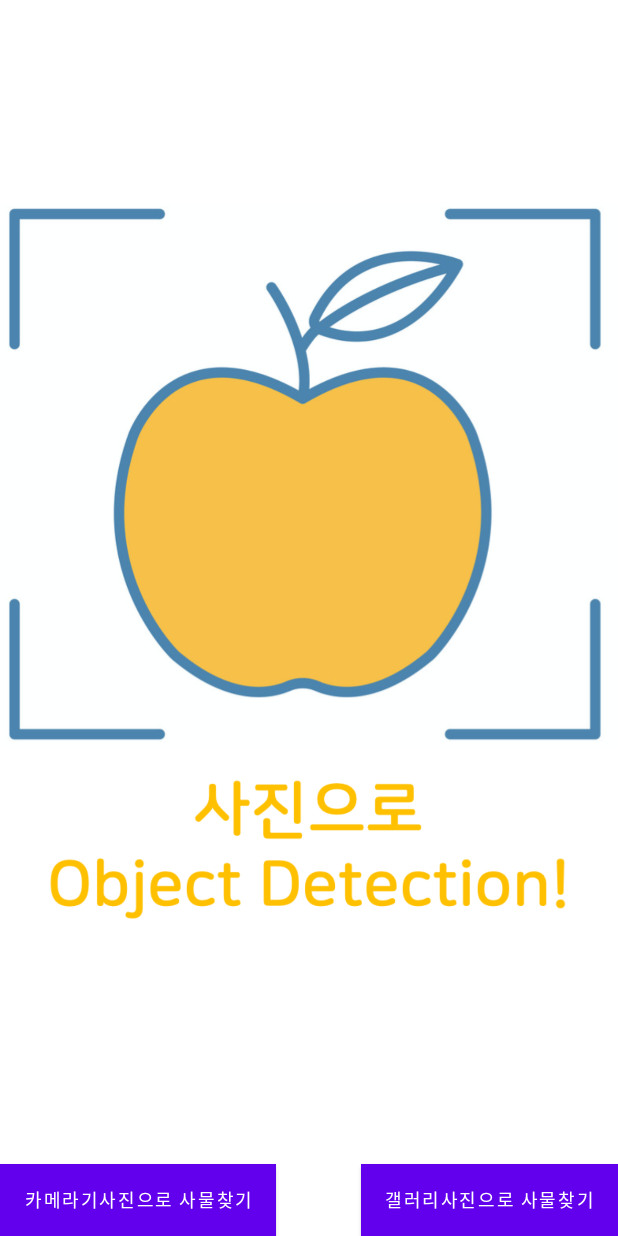
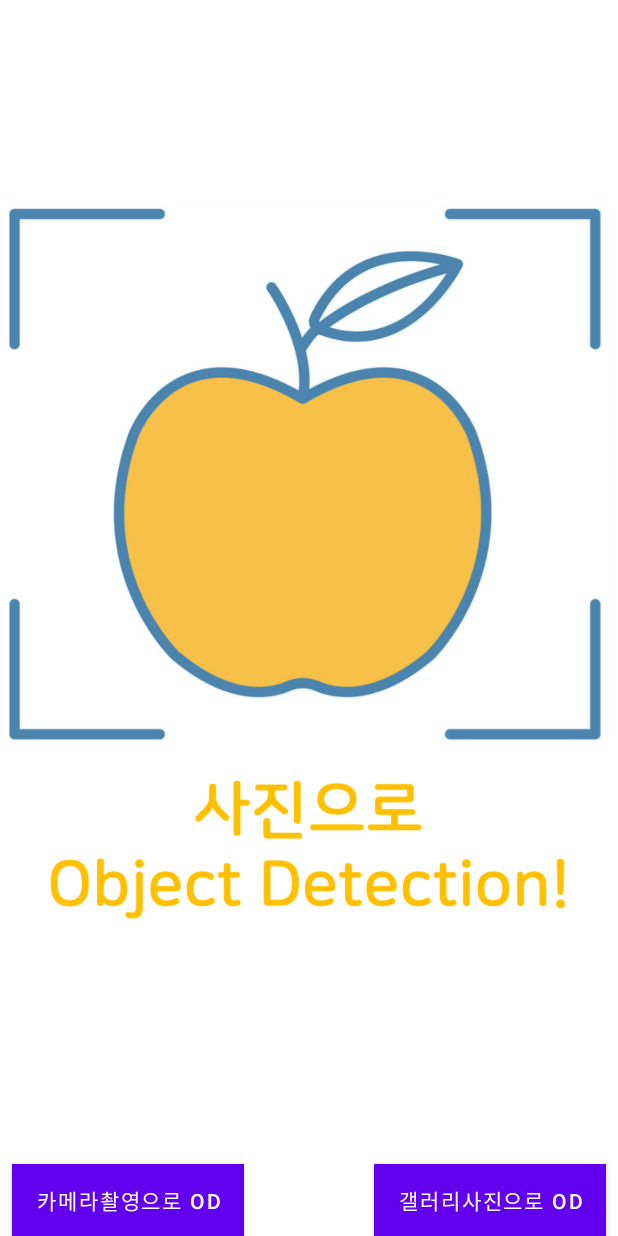
Before and after one commit to wgfactory/ObjectDetection_MLKitApp, an Android app: the screen it shows after launch (MainActivity), on a phone screen of 412 x 824 dp. Run offline under Robolectric (Android 15) with nearby library versions, the phone set to English and light mode, and no system bars; libraries missing offline, so code that uses them is left out: com.google.firebase.ml.

Commit message:
1022 Add Log

```diff
--- a/ObjectDetectionApp/app/src/main/res/layout/activity_main.xml
+++ b/ObjectDetectionApp/app/src/main/res/layout/activity_main.xml
@@ -10,9 +10,10 @@
         android:id="@+id/buttonCamera"
         android:layout_width="wrap_content"
         android:layout_height="wrap_content"
+        android:layout_marginStart="8dp"
         android:background="#FFFF33"
-        android:text="카메라기사진으로 사물찾기"
-        android:textSize="12sp"
+        android:text="카메라촬영으로 OD"
+        android:textSize="14sp"
         app:layout_constraintBottom_toBottomOf="parent"
         app:layout_constraintStart_toStartOf="parent" />
 
@@ -20,19 +21,20 @@
         android:id="@+id/imagePreview"
         android:layout_width="0dp"
         android:layout_height="0dp"
+        android:src="@drawable/object_bg"
         app:layout_constraintBottom_toTopOf="@+id/buttonCamera"
         app:layout_constraintEnd_toEndOf="parent"
         app:layout_constraintStart_toStartOf="parent"
-        app:layout_constraintTop_toTopOf="parent"
-        android:src="@drawable/object_bg" />
+        app:layout_constraintTop_toTopOf="parent" />
 
     <Button
         android:id="@+id/buttonGallery"
         android:layout_width="wrap_content"
         android:layout_height="wrap_content"
+        android:layout_marginEnd="8dp"
         android:background="#FF99CC"
-        android:text="갤러리사진으로 사물찾기"
-        android:textSize="12sp"
+        android:text="갤러리사진으로 OD"
+        android:textSize="14sp"
         app:layout_constraintBottom_toBottomOf="parent"
         app:layout_constraintEnd_toEndOf="parent" />
 
```
Also changed, not shown: ObjectDetectionApp/app/src/main/java/com/wgf/objectdetectionapp/MainActivity.kt (+138 -73 lines).
